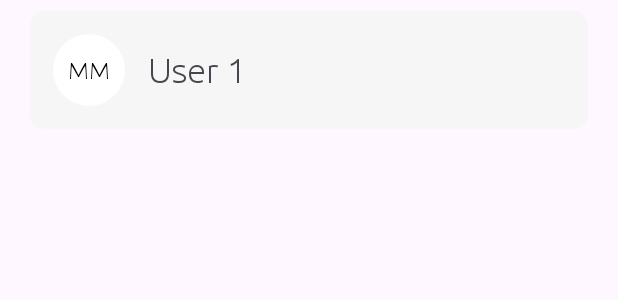
After one commit to memaev/DrawIt, an Android app: the layout rv_item_user.xml on its own in the app's theme, with its tools: preview values and no code run, on a phone screen of 412 x 824 dp. The commit adds this screen. Shown: the top 300 px of the screen. Run offline under Robolectric (Android 15) with nearby library versions, the phone set to English and light mode, and no system bars.

Commit message:
Added default profile images in FullMembersListAdapter

```diff
--- /dev/null
+++ b/app/src/main/res/layout/rv_item_user.xml
@@ -0,0 +1,49 @@
+<?xml version="1.0" encoding="utf-8"?>
+<LinearLayout xmlns:android="http://schemas.android.com/apk/res/android"
+    android:layout_width="match_parent"
+    android:layout_height="wrap_content"
+    xmlns:tools="http://schemas.android.com/tools"
+    xmlns:app="http://schemas.android.com/apk/res-auto"
+    android:layout_marginHorizontal="20dp"
+    android:layout_marginTop="7dp"
+    android:padding="15dp"
+    android:background="@drawable/whiteboard_item_shape_bg"
+    android:orientation="horizontal"
+    android:gravity="center_vertical">
+
+    <TextView
+        android:id="@+id/default_profile_image"
+        android:layout_width="48dp"
+        android:layout_height="48dp"
+        android:background="@drawable/default_profile_image_bg"
+        android:textAlignment="center"
+        android:gravity="center"
+        tools:text="MM"
+        tools:textColor="@color/black"
+        android:textSize="15sp"
+        />
+
+    <de.hdodenhof.circleimageview.CircleImageView
+        android:id="@+id/image_profile_user"
+        android:layout_width="48dp"
+        android:layout_height="48dp"
+        android:src="@drawable/image_person"
+        app:civ_border_color="@android:color/white"
+        app:civ_border_width="1dp"
+        android:visibility="gone"
+        app:layout_constraintEnd_toEndOf="parent"
+        app:layout_constraintStart_toStartOf="parent"
+        app:layout_constraintTop_toTopOf="parent" />
+
+    <TextView
+        android:layout_width="wrap_content"
+        android:layout_height="wrap_content"
+        android:id="@+id/tv_user_name"
+        android:textSize="23sp"
+        tools:text="User 1"
+        android:layout_marginStart="15dp"
+        app:layout_constraintStart_toStartOf="parent"
+        app:layout_constraintTop_toTopOf="parent"
+        app:layout_constraintBottom_toBottomOf="parent"/>
+
+</LinearLayout>
--- a/app/src/main/res/layout/whiteboard_item_layout.xml
+++ b/app/src/main/res/layout/whiteboard_item_layout.xml
@@ -14,7 +14,7 @@
         android:layout_height="wrap_content"
         android:id="@+id/tv_whiteboard_name"
         android:textSize="23sp"
-        tools:text="Доска 1"
+        tools:text="Whiteboard 1"
         app:layout_constraintStart_toStartOf="parent"
         app:layout_constraintTop_toTopOf="parent"
         app:layout_constraintBottom_toBottomOf="parent"/>
```
Also changed, not shown: app/src/main/java/com/llc/drawit/presentation/recyclerView/FullMembersListAdapter.java (+30 -5 lines).
